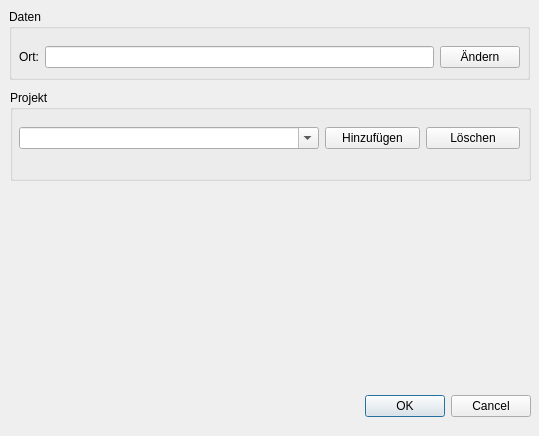
First picture: the form in configdlg.ui, repository marcohartung/TimeLog, before the edit.
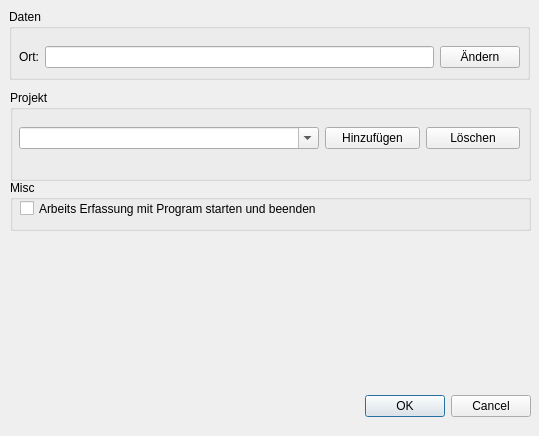
Second picture: the form after the edit.

Diff of the .ui file:
```diff
--- a/configdlg.ui
+++ b/configdlg.ui
@@ -123,6 +123,32 @@
     </layout>
    </widget>
   </widget>
+  <widget class="QGroupBox" name="groupBox_3">
+   <property name="geometry">
+    <rect>
+     <x>10</x>
+     <y>180</y>
+     <width>521</width>
+     <height>51</height>
+    </rect>
+   </property>
+   <property name="title">
+    <string>Misc</string>
+   </property>
+   <widget class="QCheckBox" name="cbLogWorkTimeWithApp">
+    <property name="geometry">
+     <rect>
+      <x>10</x>
+      <y>20</y>
+      <width>361</width>
+      <height>17</height>
+     </rect>
+    </property>
+    <property name="text">
+     <string>Arbeits Erfassung mit Program starten und beenden</string>
+    </property>
+   </widget>
+  </widget>
  </widget>
  <resources/>
  <connections>
```
